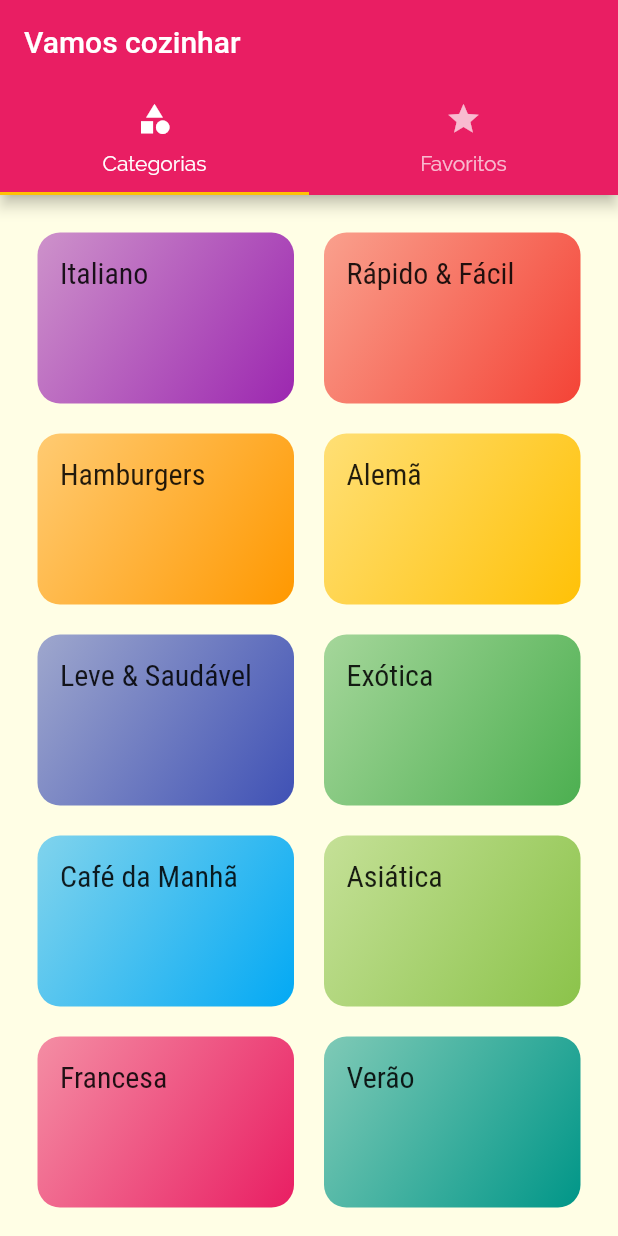
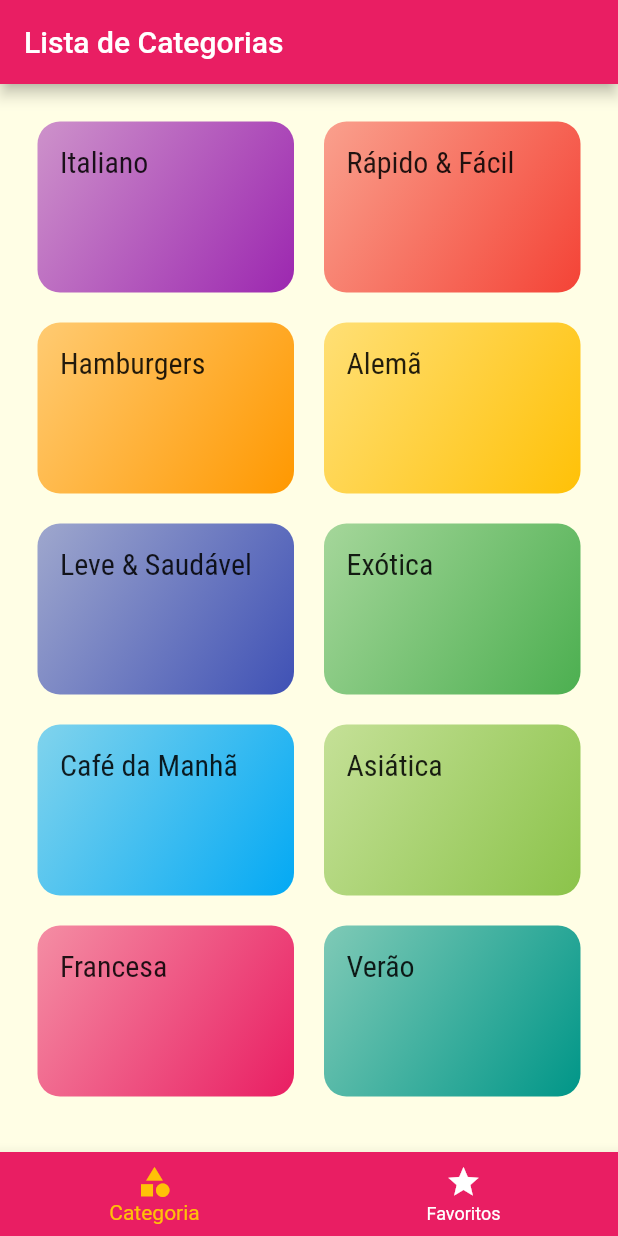
Before and after one commit to LuizFernandesOliveira/flutter_app_meals, a Flutter app: the screen it shows after launch, on a phone screen of 412 x 824 dp. Run offline on Flutter 3.47's test engine with Material 2 defaults, Android fonts, the light colour scheme and no system bars.

Commit message:
feat: using navigator

```diff
--- a/lib/screens/tabs_screen.dart
+++ b/lib/screens/tabs_screen.dart
@@ -3,33 +3,42 @@
 import 'category_list_screen.dart';
 import 'favority_screen.dart';
 
-class TabsScreen extends StatelessWidget {
+class TabsScreen extends StatefulWidget {
+  @override
+  State<TabsScreen> createState() => _TabsScreenState();
+}
+
+class _TabsScreenState extends State<TabsScreen> {
+  int _selectedScreenIndex = 0;
+  final List<Map<String, Object>> _screens = [
+    {'title': 'Lista de Categorias', 'screen': CategoryListScreen()},
+    {'title': 'Meus Favoritos', 'screen': FavorityScreen()},
+  ];
+
+  _selectScreen(int index) {
+    setState(() {
+      _selectedScreenIndex = index;
+    });
+  }
+
   @override
   Widget build(BuildContext context) {
-    return DefaultTabController(
-      length: 2,
-      child: Scaffold(
-        appBar: AppBar(
-          title: Text('Vamos cozinhar'),
-          bottom: TabBar(
-            tabs: [
-              Tab(
-                icon: Icon(Icons.category),
-                text: 'Categorias',
-              ),
-              Tab(
-                icon: Icon(Icons.star),
-                text: 'Favoritos',
-              ),
-            ],
-          ),
-        ),
-        body: TabBarView(
-          children: [
-            CategoryListScreen(),
-            FavorityScreen(),
-          ],
-        ),
+    return Scaffold(
+      appBar: AppBar(
+        title: Text(_screens[_selectedScreenIndex]['title'] as String),
+      ),
+      body: _screens[_selectedScreenIndex]['screen'] as Widget,
+      bottomNavigationBar: BottomNavigationBar(
+        onTap: _selectScreen,
+        backgroundColor: Theme.of(context).colorScheme.primary,
+        unselectedItemColor: Colors.white,
+        selectedItemColor: Theme.of(context).colorScheme.secondary,
+        currentIndex: _selectedScreenIndex,
+        items: [
+          BottomNavigationBarItem(
+              icon: Icon(Icons.category), label: 'Categoria'),
+          BottomNavigationBarItem(icon: Icon(Icons.star), label: 'Favoritos'),
+        ],
       ),
     );
   }
```
